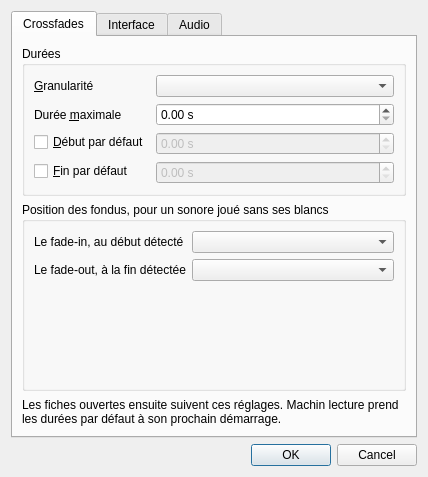
First picture: the form in src/machincast/interface/ui/preferences.ui, repository dascritch/machincast, before the edit.
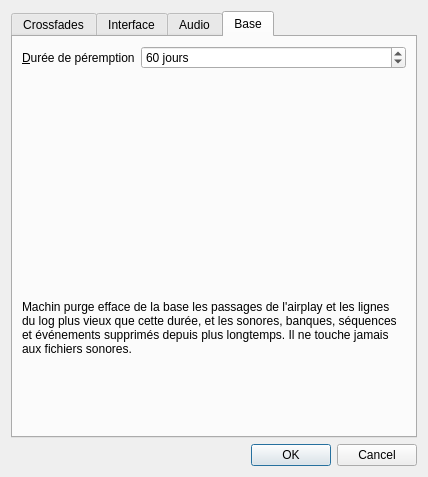
Second picture: the form after the edit. The open tabs and pages were chosen to show the change.

Commit message:
feat: Machin purge efface ce qui dépasse la durée de péremption, chaque jour à midi avec le service
https://github.com/dascritch/machincast/issues/268
Désherbage : Machin purge efface ce qui dépasse la durée de péremption

Claude-Session: https://claude.ai/code/session_01KaPegkCQoT3k3oMgjXGsiv

Patch:
```diff
--- a/src/machincast/interface/ui/preferences.ui
+++ b/src/machincast/interface/ui/preferences.ui
@@ -401,6 +401,60 @@
        </item>
       </layout>
      </widget>
+     <widget class="QWidget" name="page_base">
+      <attribute name="title">
+       <string>Base</string>
+      </attribute>
+      <layout class="QVBoxLayout" name="disposition_base">
+       <item>
+        <layout class="QFormLayout" name="formulaire_base">
+         <item row="0" column="0">
+          <widget class="QLabel" name="etiquette_peremption">
+           <property name="text">
+            <string>&amp;Durée de péremption</string>
+           </property>
+           <property name="buddy">
+            <cstring>peremption</cstring>
+           </property>
+          </widget>
+         </item>
+         <item row="0" column="1">
+          <widget class="QSpinBox" name="peremption">
+           <property name="suffix">
+            <string> jours</string>
+           </property>
+           <property name="minimum">
+            <number>1</number>
+           </property>
+           <property name="maximum">
+            <number>3650</number>
+           </property>
+           <property name="value">
+            <number>60</number>
+           </property>
+          </widget>
+         </item>
+        </layout>
+       </item>
+       <item>
+        <widget class="QLabel" name="explication_peremption">
+         <property name="text">
+          <string>Machin purge efface de la base les passages de l'airplay et les lignes du log plus vieux que cette durée, et les sonores, banques, séquences et événements supprimés depuis plus longtemps. Il ne touche jamais aux fichiers sonores.</string>
+         </property>
+         <property name="wordWrap">
+          <bool>true</bool>
+         </property>
+        </widget>
+       </item>
+       <item>
+        <spacer name="espace_base">
+         <property name="orientation">
+          <enum>Qt::Orientation::Vertical</enum>
+         </property>
+        </spacer>
+       </item>
+      </layout>
+     </widget>
     </widget>
    </item>
    <item>
```
The commit also changes 34 other files.
